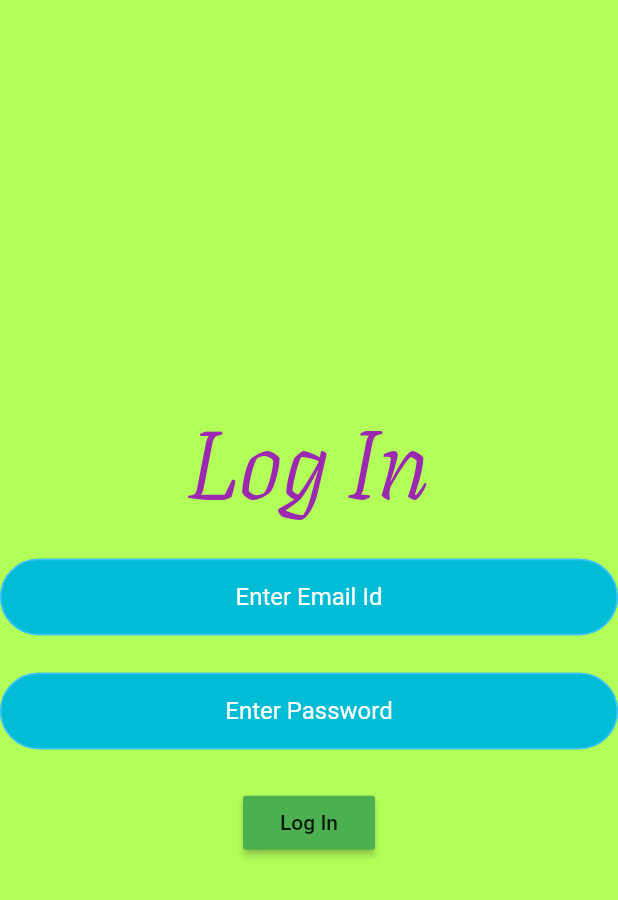
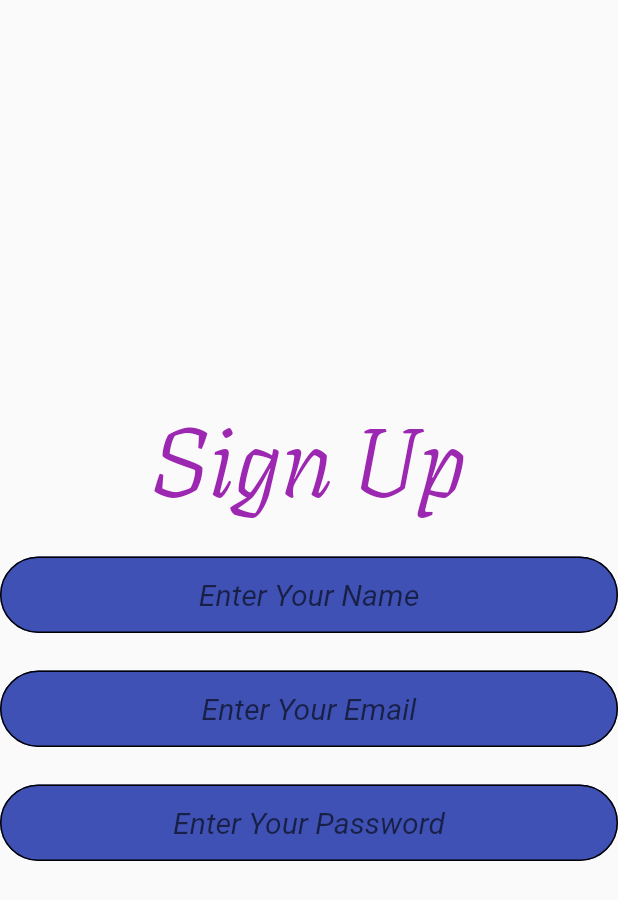
Before and after one commit to Priyam-Saxena09/Covi-Protect, a Flutter app: the screen it shows after launch, on a phone screen of 412 x 824 dp. Shown: the top 900 px of the screen. Run offline on Flutter 3.47's test engine with Material 2 defaults, Android fonts, the phone set to English and light mode, and no system bars; our stand-ins replace geolocator, rflutter_alert.

Commit message:
TextField added in SignUp Page

```diff
--- a/lib/main.dart
+++ b/lib/main.dart
@@ -1,5 +1,6 @@
+import 'package:covi_protect/signup.dart';
 import 'package:flutter/material.dart';
-import 'package:covi_protect/login.dart';
+import 'package:covi_protect/signup.dart';
 
 void main() {
   runApp(MyApp());
@@ -10,7 +11,7 @@ class MyApp extends StatelessWidget {
   Widget build(BuildContext context) {
     return MaterialApp(
       theme: ThemeData.light(),
-      home: LoginPage(),
+      home: SignUpPage(),
     );
   }
 }
--- a/lib/signup.dart
+++ b/lib/signup.dart
@@ -0,0 +1,79 @@
+import 'package:flutter/material.dart';
+class SignUpPage extends StatefulWidget {
+  @override
+  _SignUpPageState createState() => _SignUpPageState();
+}
+
+class _SignUpPageState extends State<SignUpPage> {
+  @override
+  Widget build(BuildContext context) {
+    return Scaffold(
+      body: Column(
+        mainAxisAlignment: MainAxisAlignment.center,
+        children: [
+          Text("Sign Up",style: TextStyle(
+              fontStyle: FontStyle.italic,
+              fontFamily: "Texturina",
+              fontSize: 65.0,
+              color: Colors.purple
+          ),),
+          SizedBox(
+            height: 20.0,
+          ),
+          TextField(
+          textAlign: TextAlign.center,
+          decoration: InputDecoration(
+            filled: true,
+            fillColor: Colors.indigo,
+            hintText: "Enter Your Name",
+            hintStyle: TextStyle(
+              fontStyle: FontStyle.italic,
+              fontSize: 20.0
+            ),
+            contentPadding: EdgeInsets.all(14.0),
+              enabledBorder: OutlineInputBorder(
+                  borderRadius: BorderRadius.all(Radius.circular(28.0))
+              )
+          ),
+        ),SizedBox(
+          height: 25.0,
+        ), TextField(
+          keyboardType: TextInputType.emailAddress,
+          textAlign: TextAlign.center,
+          decoration: InputDecoration(
+              filled: true,
+              fillColor: Colors.indigo,
+              hintText: "Enter Your Email",
+              hintStyle: TextStyle(
+                  fontStyle: FontStyle.italic,
+                  fontSize: 20.0
+              ),
+              contentPadding: EdgeInsets.all(14.0),
+            enabledBorder: OutlineInputBorder(
+              borderRadius: BorderRadius.all(Radius.circular(28.0))
+            )
+          ),
+        ),SizedBox(
+          height: 25.0,
+        ),
+          TextField(
+          obscureText: true,
+          textAlign: TextAlign.center,
+          decoration: InputDecoration(
+              filled: true,
+              fillColor: Colors.indigo,
+              hintText: "Enter Your Password",
+              hintStyle: TextStyle(
+                  fontStyle: FontStyle.italic,
+                  fontSize: 20.0
+              ),
+              contentPadding: EdgeInsets.all(14.0),
+              enabledBorder: OutlineInputBorder(
+                  borderRadius: BorderRadius.all(Radius.circular(28.0))
+              )
+          ),
+        )],
+      ),
+    );
+  }
+}
```
